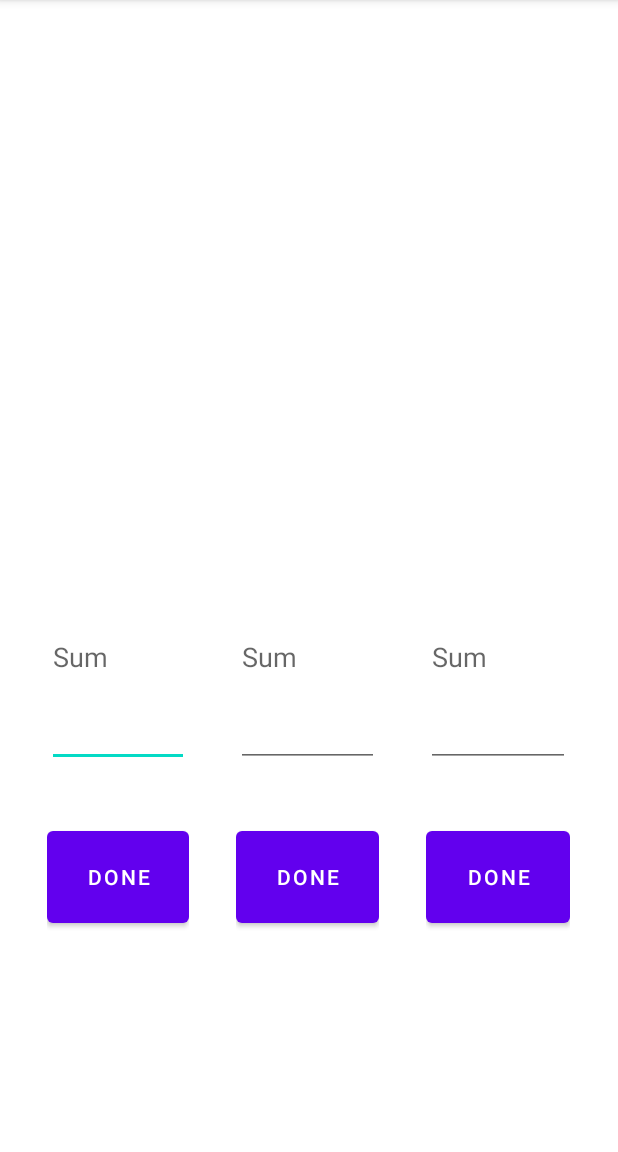
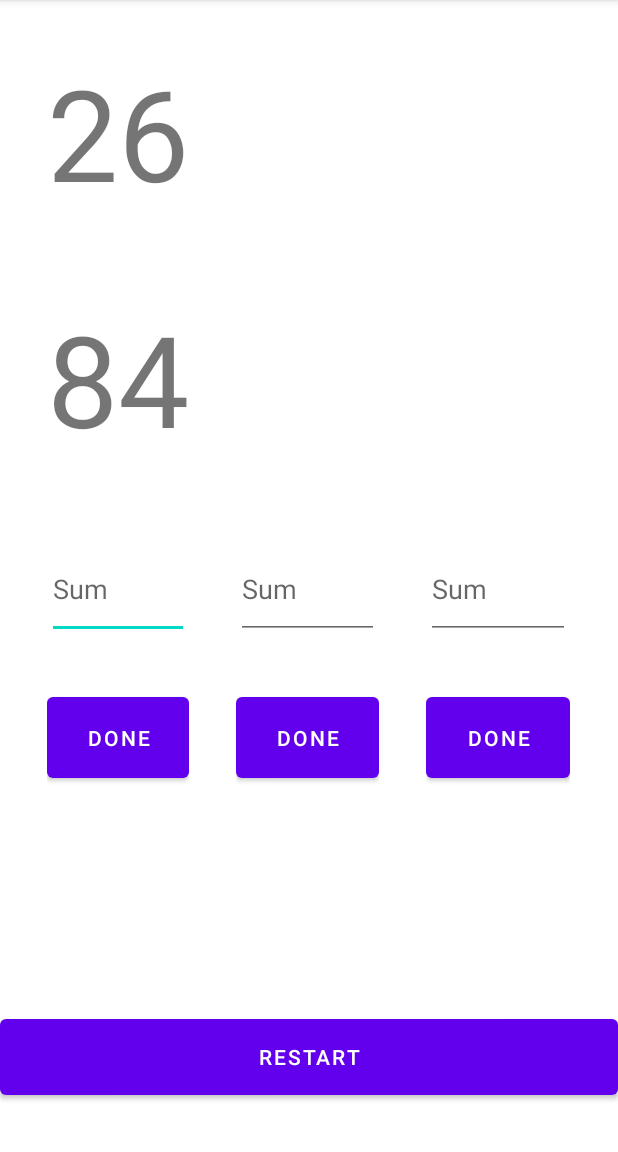
Before and after one commit to or1901/Ex051, an Android app: the screen it shows after launch (MainActivity), on a phone screen of 412 x 824 dp, the part 84-1236 px from its top. Run offline under Robolectric (Android 15) with nearby library versions, the phone set to English and light mode, and no system bars.

```diff
--- a/app/src/main/java/com/example/ex051/MainActivity.java
+++ b/app/src/main/java/com/example/ex051/MainActivity.java
@@ -3,12 +3,105 @@ package com.example.ex051;
 import androidx.appcompat.app.AppCompatActivity;
 
 import android.os.Bundle;
+import android.view.View;
+import android.widget.Button;
+import android.widget.EditText;
+import android.widget.ImageView;
+import android.widget.TextView;
+import android.widget.Toast;
+
+import java.util.Random;
 
 public class MainActivity extends AppCompatActivity {
+    TextView[] txt = new TextView[6];
+    EditText[] et = new EditText[3];
+    Button[] sendBtn = new Button[3];
+    ImageView[] iv = new ImageView[3];
+
+    Random rnd = new Random();
+
+    int num1 = 0;
+    int num2 = 0;
+    int sum = 0;
+    int userInput = 0;
+    int column = 0;
+    int currentTxt = 0;
+    int successAmount = 0;
 
     @Override
     protected void onCreate(Bundle savedInstanceState) {
         super.onCreate(savedInstanceState);
         setContentView(R.layout.activity_main);
+
+        txt[0] = findViewById(R.id.txt1);
+        txt[1] = findViewById(R.id.txt2);
+        txt[2] = findViewById(R.id.txt3);
+        txt[3] = findViewById(R.id.txt4);
+        txt[4] = findViewById(R.id.txt5);
+        txt[5] = findViewById(R.id.txt6);
+
+        et[0] = findViewById(R.id.et1);
+        et[1] = findViewById(R.id.et2);
+        et[2] = findViewById(R.id.et3);
+
+        sendBtn[0] = findViewById(R.id.sendBtn1);
+        sendBtn[1] = findViewById(R.id.sendBtn2);
+        sendBtn[2] = findViewById(R.id.sendBtn3);
+
+        iv[0] = findViewById(R.id.iv1);
+        iv[1] = findViewById(R.id.iv2);
+        iv[2] = findViewById(R.id.iv3);
+
+        num1 = rnd.nextInt(90) + 10;
+        num2 = rnd.nextInt(90) + 10;
+        sum = num1 + num2;
+        txt[0].setText("" + num1);
+        txt[1].setText("" + num2);
+        currentTxt = 2;
+    }
+
+    public void checkSum(View view) {
+        if (column < 3) {
+            userInput = Integer.parseInt(et[column].getText().toString());
+            if (sum == userInput) {
+                iv[column].setImageResource(R.drawable.vi);
+                successAmount++;
+            } else
+                iv[column].setImageResource(R.drawable.exs);
+
+            if (column < 2) {
+                num1 = sum;
+                num2 = rnd.nextInt(90) + 10;
+                sum = num1 + num2;
+                txt[currentTxt].setText("" + num1);
+                currentTxt++;
+                txt[currentTxt].setText("" + num2);
+                currentTxt++;
+            }
+            else {
+                Toast.makeText(this, ((int)(successAmount / 3.0 * 100)) + "% ," + successAmount + "/3", Toast.LENGTH_LONG).show();
+            }
+
+            column++;
+        }
+    }
+
+    public void restart(View view) {
+        for(int i = 0; i < txt.length; i++) {
+            txt[i].setText("");
+        }
+        for(int i = 0; i < iv.length; i++) {
+            iv[i].setImageResource(0);
+            et[i].setText("");
+        }
+
+        column = 0;
+        successAmount = 0;
+        num1 = rnd.nextInt(90) + 10;
+        num2 = rnd.nextInt(90) + 10;
+        sum = num1 + num2;
+        txt[0].setText("" + num1);
+        txt[1].setText("" + num2);
+        currentTxt = 2;
     }
 }
--- a/app/src/main/res/layout/activity_main.xml
+++ b/app/src/main/res/layout/activity_main.xml
@@ -4,8 +4,20 @@
     xmlns:tools="http://schemas.android.com/tools"
     android:layout_width="match_parent"
     android:layout_height="match_parent"
+    android:orientation="vertical"
     tools:context=".MainActivity">
 
+
+    <Space
+        android:layout_width="match_parent"
+        android:layout_height="0dp"
+        android:layout_weight="1" />
+
+    <LinearLayout
+        android:layout_width="match_parent"
+        android:layout_height="0dp"
+        android:layout_weight="20"
+        android:orientation="horizontal">
 
         <Space
             android:layout_width="0dp"
@@ -22,7 +34,8 @@
                 android:id="@+id/txt1"
                 android:layout_width="match_parent"
                 android:layout_height="0dp"
-                android:layout_weight="4" />
+                android:layout_weight="4"
+                android:autoSizeTextType="uniform" />
 
             <Space
                 android:layout_width="match_parent"
@@ -33,7 +46,8 @@
                 android:id="@+id/txt2"
                 android:layout_width="match_parent"
                 android:layout_height="0dp"
-                android:layout_weight="4" />
+                android:layout_weight="4"
+                android:autoSizeTextType="uniform"/>
 
             <Space
                 android:layout_width="match_parent"
@@ -44,7 +58,7 @@
                 android:id="@+id/et1"
                 android:layout_width="match_parent"
                 android:layout_height="0dp"
-                android:layout_weight="4"
+                android:layout_weight="2"
                 android:ems="10"
                 android:hint="Sum"
                 android:inputType="number" />
@@ -59,6 +73,7 @@
                 android:layout_width="match_parent"
                 android:layout_height="0dp"
                 android:layout_weight="2"
+                android:onClick="checkSum"
                 android:text="Done" />
 
             <Space
@@ -88,7 +103,8 @@
                 android:id="@+id/txt3"
                 android:layout_width="match_parent"
                 android:layout_height="0dp"
-                android:layout_weight="4" />
+                android:layout_weight="4"
+                android:autoSizeTextType="uniform"/>
 
             <Space
                 android:layout_width="match_parent"
@@ -99,7 +115,8 @@
                 android:id="@+id/txt4"
                 android:layout_width="match_parent"
                 android:layout_height="0dp"
-                android:layout_weight="4" />
+                android:layout_weight="4"
+                android:autoSizeTextType="uniform"/>
 
             <Space
                 android:layout_width="match_parent"
@@ -110,7 +127,7 @@
                 android:id="@+id/et2"
                 android:layout_width="match_parent"
                 android:layout_height="0dp"
-                android:layout_weight="4"
+                android:layout_weight="2"
                 android:ems="10"
                 android:hint="Sum"
                 android:inputType="number" />
@@ -125,6 +142,7 @@
                 android:layout_width="match_parent"
                 android:layout_height="0dp"
                 android:layout_weight="2"
+                android:onClick="checkSum"
                 android:text="Done" />
 
             <Space
@@ -154,7 +172,8 @@
                 android:id="@+id/txt5"
                 android:layout_width="match_parent"
                 android:layout_height="0dp"
-                android:layout_weight="4" />
+                android:layout_weight="4"
+                android:autoSizeTextType="uniform"/>
 
             <Space
                 android:layout_width="match_parent"
@@ -165,7 +184,8 @@
                 android:id="@+id/txt6"
                 android:layout_width="match_parent"
                 android:layout_height="0dp"
-                android:layout_weight="4" />
+                android:layout_weight="4"
+                android:autoSizeTextType="uniform"/>
 
             <Space
                 android:layout_width="match_parent"
@@ -176,7 +196,7 @@
                 android:id="@+id/et3"
                 android:layout_width="match_parent"
                 android:layout_height="0dp"
-                android:layout_weight="4"
+                android:layout_weight="2"
                 android:ems="10"
                 android:hint="Sum"
                 android:inputType="number" />
@@ -191,6 +211,7 @@
                 android:layout_width="match_parent"
                 android:layout_height="0dp"
                 android:layout_weight="2"
+                android:onClick="checkSum"
                 android:text="Done" />
 
             <Space
@@ -199,7 +220,7 @@
                 android:layout_weight="1" />
 
             <ImageView
-                android:id="@+id/iv"
+                android:id="@+id/iv3"
                 android:layout_width="match_parent"
                 android:layout_height="0dp"
                 android:layout_weight="3" />
@@ -209,5 +230,30 @@
             android:layout_width="0dp"
             android:layout_height="match_parent"
             android:layout_weight="1" />
+    </LinearLayout>
+
+    <Space
+        android:layout_width="match_parent"
+        android:layout_height="0dp"
+        android:layout_weight="0.5" />
+
+    <LinearLayout
+        android:layout_width="match_parent"
+        android:layout_height="0dp"
+        android:layout_weight="2"
+        android:orientation="horizontal">
+
+        <Button
+            android:id="@+id/button"
+            android:layout_width="match_parent"
+            android:layout_height="match_parent"
+            android:onClick="restart"
+            android:text="Restart" />
+    </LinearLayout>
+
+    <Space
+        android:layout_width="match_parent"
+        android:layout_height="0dp"
+        android:layout_weight="1" />
 
 </LinearLayout>
```
Also changed, not shown: app/src/main/res/drawable/exs.png (added), app/src/main/res/drawable/vi.png (added).
